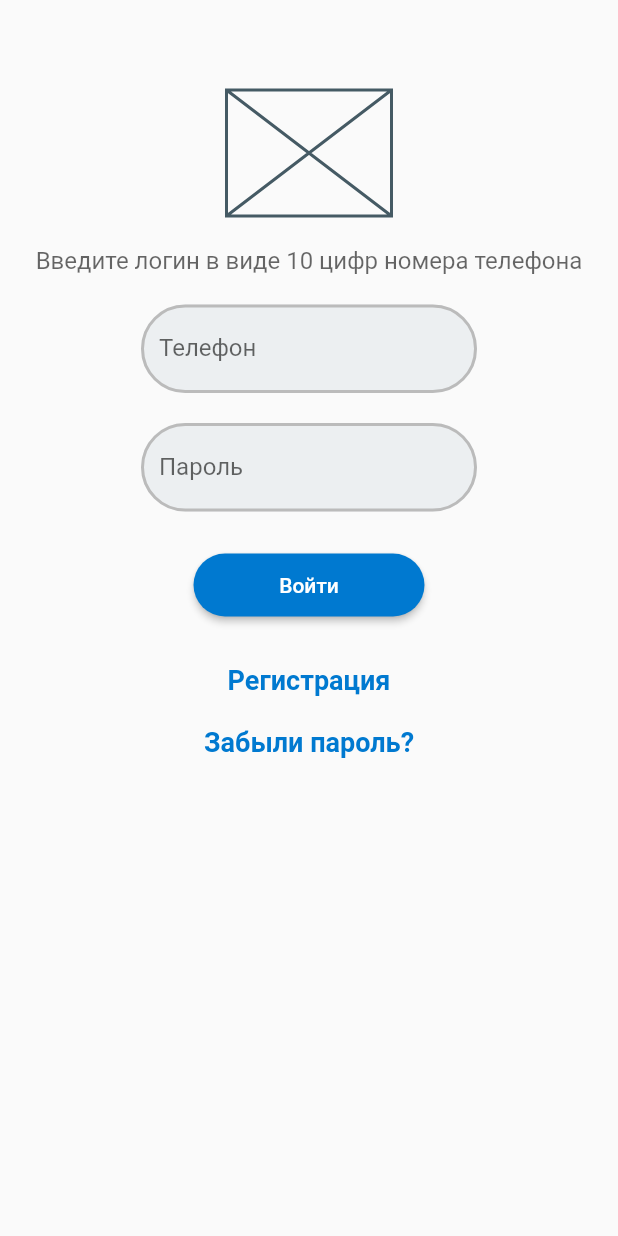
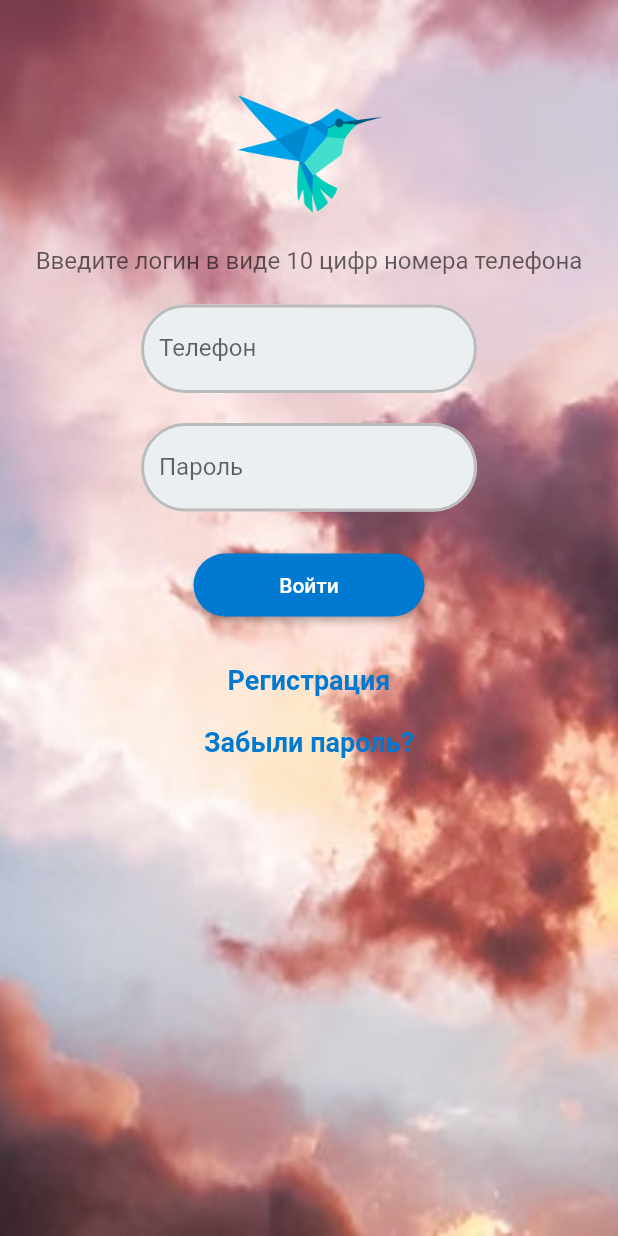
Before and after one commit to Metafiz/auth_screen, a Flutter app: the screen it shows after launch, on a phone screen of 412 x 824 dp. Run offline on Flutter 3.47's test engine with Material 2 defaults, Android fonts, the phone set to English and light mode, and no system bars.

Commit message:
Добавлены изображение на форме и фон

```diff
--- a/lib/main.dart
+++ b/lib/main.dart
@@ -23,10 +23,16 @@ class MyApp extends StatelessWidget {
     return MaterialApp(
       home: Scaffold(
           body: Container(
+            decoration: const BoxDecoration(
+              image: DecorationImage(
+                image: AssetImage("assets/bg1.jpg"),
+                fit: BoxFit.cover,
+              ),
+            ),
             width: double.infinity,
             child: Column(children: [
               SizedBox(height: 60,),
-              SizedBox(width: 110, height: 84, child: Placeholder(),),
+              const SizedBox(width: 110, height: 84, child: Image(image: AssetImage('assets/dart-logo.png')),),
               SizedBox(height: 20,),
               Text('Введите логин в виде 10 цифр номера телефона',
                 style: TextStyle(fontSize: 16, color: Color.fromRGBO(0, 0, 0, 0.6)),),
--- a/pubspec.yaml
+++ b/pubspec.yaml
@@ -57,6 +57,9 @@ flutter:
   # the material Icons class.
   uses-material-design: true
 
+  assets:
+    - assets/
+
   # To add assets to your application, add an assets section, like this:
   # assets:
   #   - images/a_dot_burr.jpeg
```
Also changed, not shown: assets/bg1.jpg (added), assets/dart-logo.png (added).
